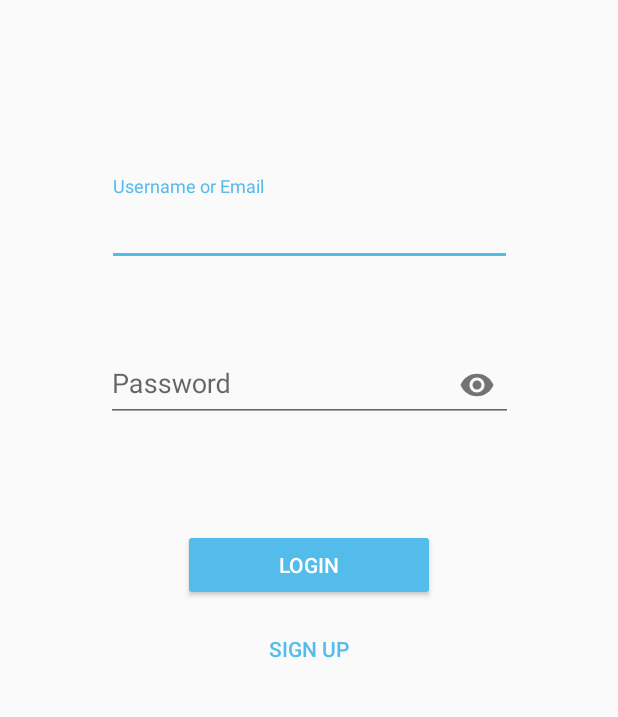
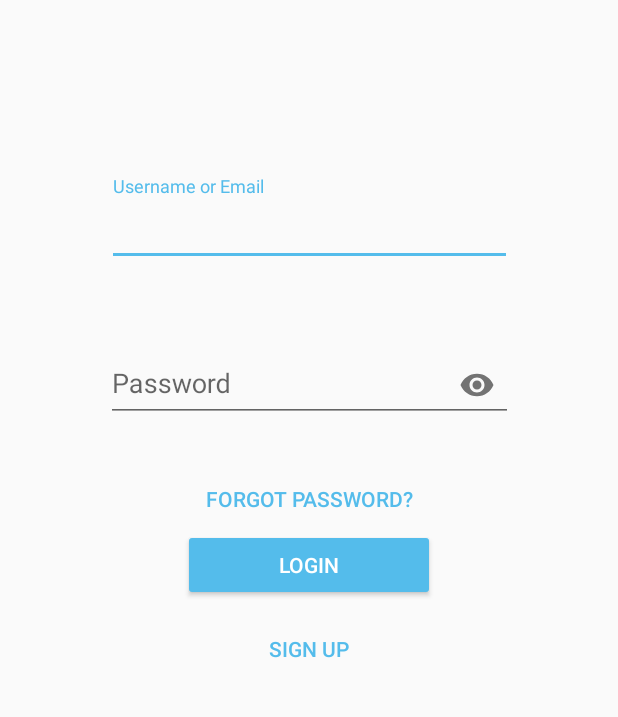
Before and after one commit to anitab-org/mentorship-android, an Android app: the screen it shows after launch (LoginActivity), on a phone screen of 412 x 824 dp, the part 375-1092 px from its top. Run offline under Robolectric (Android 15) with nearby library versions, the phone set to English and light mode, and no system bars; our stand-ins replace RxJava.

Commit message:
feat: Add Forgot Password Button on Login Page

```diff
--- a/app/src/main/java/org/systers/mentorship/view/activities/LoginActivity.kt
+++ b/app/src/main/java/org/systers/mentorship/view/activities/LoginActivity.kt
@@ -54,6 +54,10 @@ class LoginActivity : BaseActivity() {
             finish()
         }
 
+        btnForgotPassword.setOnClickListener {
+            onForgotPassword()
+        }
+
         tiPassword.editText?.setOnEditorActionListener { _, actionId, _ ->
             if (actionId == EditorInfo.IME_ACTION_DONE) {
                 login()
@@ -93,4 +97,11 @@ class LoginActivity : BaseActivity() {
         loginViewModel.successful.removeObservers(this)
         loginViewModel.successful.value = null
     }
+
+    private fun onForgotPassword() {
+        val toast = Toast.makeText(applicationContext,
+                getString(R.string.forgot_password) + " " + username,
+                Toast.LENGTH_LONG)
+        toast.show()
+    }
 }
--- a/app/src/main/java/org/systers/mentorship/viewmodels/LoginViewModel.kt
+++ b/app/src/main/java/org/systers/mentorship/viewmodels/LoginViewModel.kt
@@ -1,9 +1,11 @@
 package org.systers.mentorship.viewmodels
 
 import android.annotation.SuppressLint
+import android.app.PendingIntent.getActivity
 import androidx.lifecycle.MutableLiveData
 import androidx.lifecycle.ViewModel
 import android.util.Log
+import android.widget.Toast
 import io.reactivex.android.schedulers.AndroidSchedulers
 import io.reactivex.annotations.NonNull
 import io.reactivex.observers.DisposableObserver
--- a/app/src/main/res/layout/activity_login.xml
+++ b/app/src/main/res/layout/activity_login.xml
@@ -62,21 +62,34 @@
         app:layout_constraintVertical_bias="0.098">
 
         <androidx.appcompat.widget.AppCompatEditText
+            android:id="@+id/etPassword"
             android:layout_width="match_parent"
             android:layout_height="49dp"
-            android:id="@+id/etPassword"
-            android:maxLines="1"
-            android:inputType="textPassword" />
+            android:inputType="textPassword"
+            android:maxLines="1" />
+
     </com.google.android.material.textfield.TextInputLayout>
+
+    <androidx.appcompat.widget.AppCompatButton
+        android:id="@+id/btnForgotPassword"
+        style="@style/Widget.AppCompat.Button.Borderless.Colored"
+        android:layout_width="168dp"
+        android:layout_height="wrap_content"
+        android:layout_marginEnd="8dp"
+        android:layout_marginStart="8dp"
+        android:text="Forgot password?"
+        app:layout_constraintEnd_toEndOf="parent"
+        app:layout_constraintStart_toStartOf="parent"
+        app:layout_constraintTop_toBottomOf="@+id/tiPassword" />
 
     <androidx.appcompat.widget.AppCompatButton
         android:id="@+id/btnLogin"
         style="@style/Widget.AppCompat.Button.Colored"
         android:layout_width="168dp"
         android:layout_height="wrap_content"
+        android:layout_marginEnd="8dp"
         android:layout_marginStart="8dp"
         android:layout_marginTop="44dp"
-        android:layout_marginEnd="8dp"
         android:text="@string/login"
         app:layout_constraintEnd_toEndOf="parent"
         app:layout_constraintStart_toStartOf="parent"
--- a/app/src/main/res/values/strings.xml
+++ b/app/src/main/res/values/strings.xml
@@ -149,4 +149,5 @@ We engage our community by contributing to open source, collaborating with the g
     <string name="url_terms">https://anitab.org/terms-of-use/</string>
     <string name="url_privacy">https://anitab.org/privacy-policy/</string>
     <string name="url_code_of_conduct">https://ghc.anitab.org/code-of-conduct/</string>
+    <string name="forgot_password">An email has been sent to</string>
 </resources>
```
